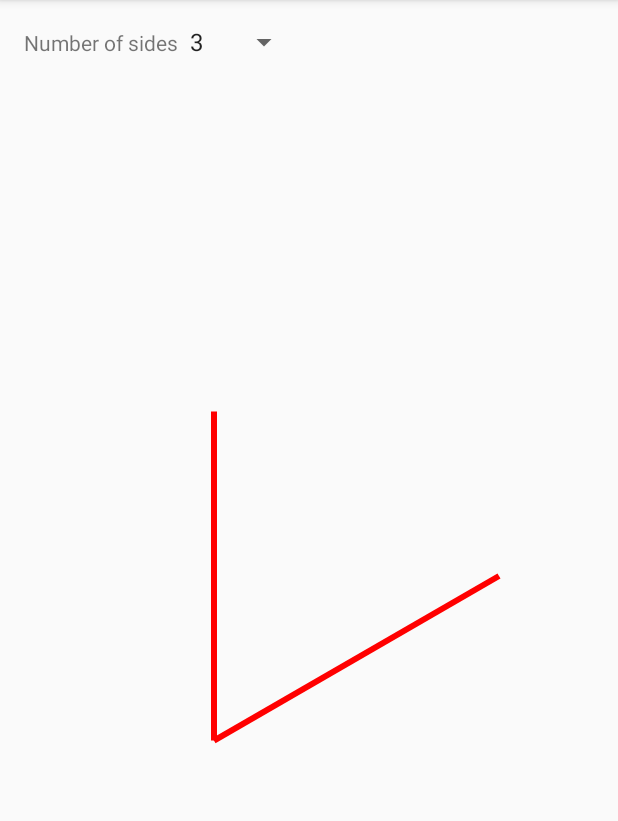
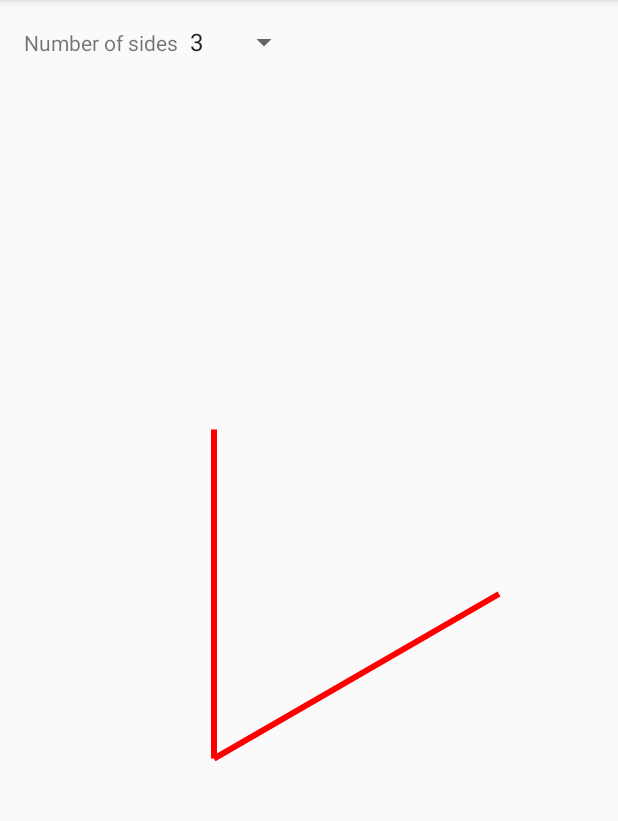
Before and after one commit to izzytwosheds/polygon, an Android app: the screen it shows after launch (MainActivity), on a phone screen of 412 x 824 dp, the part 84-905 px from its top. Run offline under Robolectric (Android 15) with nearby library versions, the phone set to English and light mode, and no system bars.

```diff
--- a/app/src/main/res/layout/activity_main.xml
+++ b/app/src/main/res/layout/activity_main.xml
@@ -7,6 +7,7 @@
     android:paddingBottom="@dimen/activity_vertical_margin" tools:context=".MainActivity">
 
     <LinearLayout
+        android:id="@+id/header"
         android:layout_width="match_parent"
         android:layout_height="wrap_content"
         android:orientation="horizontal">
@@ -25,5 +26,7 @@
     <com.twosheds.polygon.PolygonView
         android:id="@+id/polygon"
         android:layout_width="match_parent"
-        android:layout_height="match_parent" />
+        android:layout_height="wrap_content"
+        android:layout_below="@id/header"
+        android:layout_alignParentBottom="true"/>
 </RelativeLayout>
```
